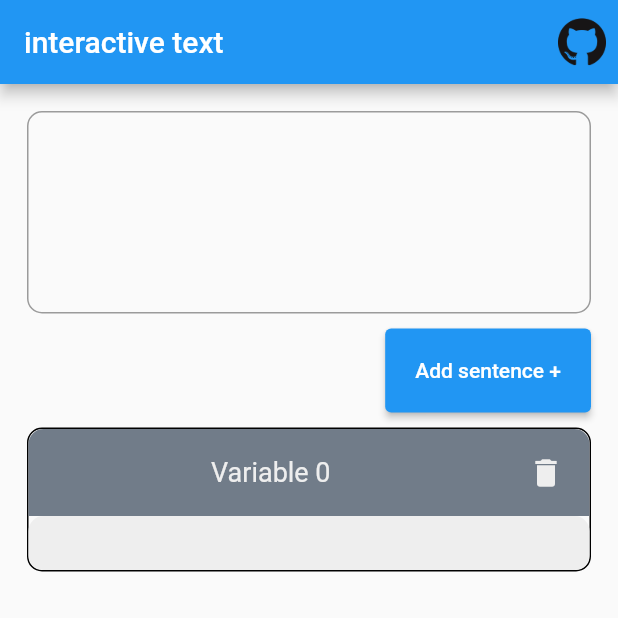
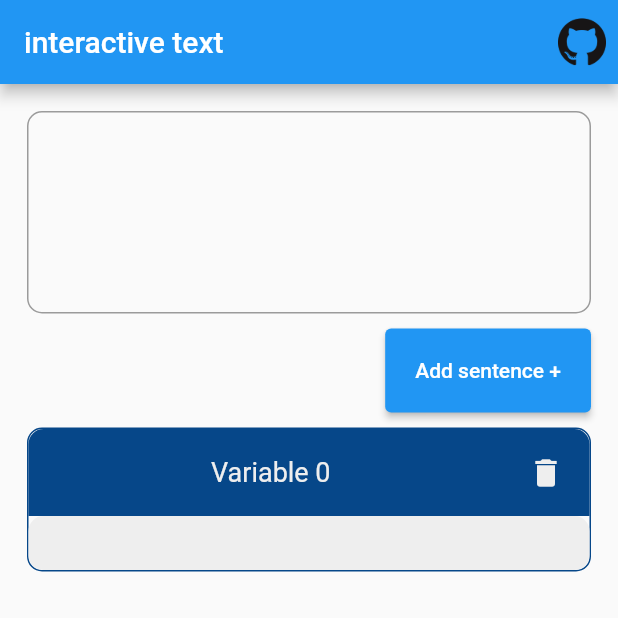
Before and after one commit to xEyad/interactive_text_flutter, a Flutter app: the screen it shows after launch, after a tap on "Add sentence +", on a phone screen of 412 x 824 dp, the top half of it. Run offline on Flutter 3.47's test engine with Material 2 defaults, Android fonts, the phone set to English and light mode, and no system bars.

Commit message:
enable user to set active sentence

```diff
--- a/lib/screens/homeScreen.dart
+++ b/lib/screens/homeScreen.dart
@@ -32,6 +32,7 @@ class _HomeScreenState extends State<HomeScreen> {
   ].map((e) => PredictionItem.fromJson(e)).toList();
   final scrollCtrl = ScrollController();
   int nSentencesAdded = 0;
+  PredictionMakerFieldController? activeSentenceCtrl;
 
   void onAddSentence(String initialTitle)
   {
@@ -43,6 +44,7 @@ class _HomeScreenState extends State<HomeScreen> {
     sentencesControllers.add(
       PredictionMakerFieldController(textCtrl: textCtrl,predictionList: predictionList,initialTitle: initialTitle,)
     );
+    setActiveSentenceCtrl(sentencesControllers.last);
     nSentencesAdded++;
 
     setState(() {
@@ -53,6 +55,16 @@ class _HomeScreenState extends State<HomeScreen> {
       Duration(milliseconds: 100),
       () => scrollCtrl.animateTo(scrollCtrl.position.maxScrollExtent, duration: Duration(milliseconds: 100), curve: Curves.linear),
       );
+  }
+
+  void setActiveSentenceCtrl(PredictionMakerFieldController ctrl)
+  {
+    activeSentenceCtrl?.freezeTextUpdates();
+    textCtrl.text = ctrl.textCtrl.text;
+    ctrl.updateTextCtrl(textCtrl);
+    setState(() {
+      activeSentenceCtrl = ctrl;
+    });
   }
 
   Future<void> openGithubSource() async{
@@ -123,17 +135,26 @@ click on the words, to open and pick a suggestion. """);
       controller: scrollCtrl,
       // reverse: true,
       children: sentencesControllers.map(
-        (e) => Container(
-          key: UniqueKey(),
-          margin: EdgeInsets.only(bottom: 10),
-          child: PredictionMakerField(
-            controller:e,
-            onDelete: (){
-              setState(() {
-                sentencesControllers.remove(e);
-              });
-            }))
+        (e) => sentence(e)
       ).toList(),
     );
   }
+
+  Widget sentence(PredictionMakerFieldController sentenceCtrl)
+  {
+    return GestureDetector(
+      onTap: (){setActiveSentenceCtrl(sentenceCtrl);},
+      child: Container(
+            key: UniqueKey(),
+            margin: EdgeInsets.only(bottom: 10),
+            child: PredictionMakerField(
+              highlightColor: activeSentenceCtrl==sentenceCtrl?Color(0xFF064789):null,
+              controller:sentenceCtrl,
+              onDelete: (){
+                setState(() {
+                  sentencesControllers.remove(sentenceCtrl);
+                });
+              })),
+    );
+  }
 }
--- a/lib/widgets/predictionMakerField.dart
+++ b/lib/widgets/predictionMakerField.dart
@@ -6,7 +6,8 @@ import 'package:interactive_text/widgets/previewPrediction.dart';
 class PredictionMakerField extends StatefulWidget {
   final VoidCallback? onDelete;
   final PredictionMakerFieldController controller;
-  PredictionMakerField({Key? key,required this.controller,this.onDelete }) : super(key: key);
+  final Color? highlightColor;
+  PredictionMakerField({Key? key,required this.controller,this.onDelete, this.highlightColor }) : super(key: key);
 
   @override
   State<PredictionMakerField> createState() => _PredictionMakerFieldState();
@@ -16,31 +17,28 @@ class _PredictionMakerFieldState extends State<PredictionMakerField> {
   final borderRadiusValue = 10.0;
   PredictionMakerFieldController get controller => widget.controller;
 
-  void controllerListener() {
-    // setState(() {});
-  }
 
   @override
   void initState() {
     super.initState();
-    controller.addListener(controllerListener);
   }
 
   @override
   void dispose() {
-    controller.removeListener(controllerListener);
     super.dispose();
   }
 
 
   @override
   Widget build(BuildContext context) {
-    return Container(child: Column(children: [
-      titleBar(),
-      previewArea()
-    ]),
+    return Container(
+      child: Column(
+        children: [
+          titleBar(),
+          previewArea()
+        ]),
     width: double.infinity,
-    decoration: BoxDecoration(borderRadius: BorderRadius.circular(borderRadiusValue),border: Border.all()),);
+    decoration: BoxDecoration(borderRadius: BorderRadius.circular(borderRadiusValue),border: Border.all(color: widget.highlightColor??Colors.black)),);
   }
 
   Widget titleBar()
@@ -49,7 +47,7 @@ class _PredictionMakerFieldState extends State<PredictionMakerField> {
       padding: EdgeInsets.all(5),
       decoration: BoxDecoration(
         borderRadius: BorderRadius.only(topLeft: Radius.circular(borderRadiusValue),topRight: Radius.circular(borderRadiusValue)),
-        color: Color(0xFF717C89)
+        color: widget.highlightColor??Color(0xFF717C89)
       ),
       child: Row(children: [
         Expanded(child: Center(child: titleField()),),
@@ -114,10 +112,16 @@ class PredictionMakerFieldController extends ChangeNotifier
   {
     _sentence = sentence;
   }
-  ///Non reversible
+
   void freezeTextUpdates()
   {
     _textCtrl = TextEditingController(text: _textCtrl.text);
+    notifyListeners();
+  }
+
+  void updateTextCtrl(TextEditingController newCtrl)
+  {
+    _textCtrl = newCtrl;
     notifyListeners();
   }
 
--- a/lib/widgets/previewPrediction.dart
+++ b/lib/widgets/previewPrediction.dart
@@ -75,6 +75,7 @@ class _PreviewPredictionState extends State<PreviewPrediction> {
     final bool hasUserTypedNewWord = previousText.trim().split(' ').length < currentText.trim().split(' ').length;
     final bool hasUserRemovedWord = previousText.trim().split(' ').length > currentText.trim().split(' ').length;
     final bool hasUserTypedNewChar = currentText.length > previousText.length;
+    final bool hasUserRemovedChar = currentText.length < previousText.length;
     final bool isLastWordATrigger = getPredictionWordObj(currentText.trim().split(' ').last) !=null;
     if(hasUserTypedNewWord || (isLastWordATrigger && hasUserTypedNewChar))
     {
@@ -86,7 +87,7 @@ class _PreviewPredictionState extends State<PreviewPrediction> {
         onSentenceUpdated();
       }
     }
-    else if(hasUserRemovedWord)
+    else if(hasUserRemovedWord || hasUserRemovedChar)
     {
       final removedWord = previousText.split(' ').last;
       final predictionObj =  getPredictionWordObj(removedWord);
```
